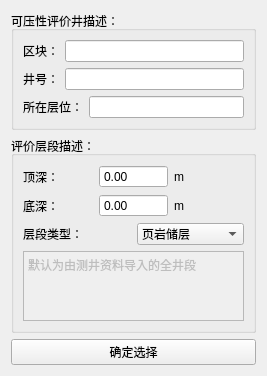
Before: the Qt Designer form UI/wellinfo.ui in miketian2020/fracturing, drawn with Qt 5.
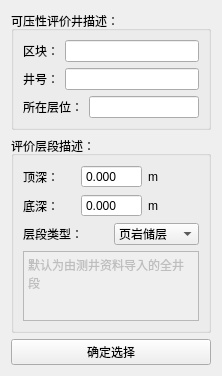
After: the same form once the commit is applied.

Diff of the .ui file:
```diff
--- a/UI/wellinfo.ui
+++ b/UI/wellinfo.ui
@@ -6,7 +6,7 @@
    <rect>
     <x>0</x>
     <y>0</y>
-    <width>267</width>
+    <width>222</width>
     <height>365</height>
    </rect>
   </property>
@@ -83,6 +83,12 @@
           <property name="buttonSymbols">
            <enum>QAbstractSpinBox::NoButtons</enum>
           </property>
+          <property name="decimals">
+           <number>3</number>
+          </property>
+          <property name="maximum">
+           <double>5000.000000000000000</double>
+          </property>
          </widget>
         </item>
         <item>
@@ -114,6 +120,12 @@
           <property name="buttonSymbols">
            <enum>QAbstractSpinBox::NoButtons</enum>
           </property>
+          <property name="decimals">
+           <number>3</number>
+          </property>
+          <property name="maximum">
+           <double>5000.000000000000000</double>
+          </property>
          </widget>
         </item>
         <item>
```
